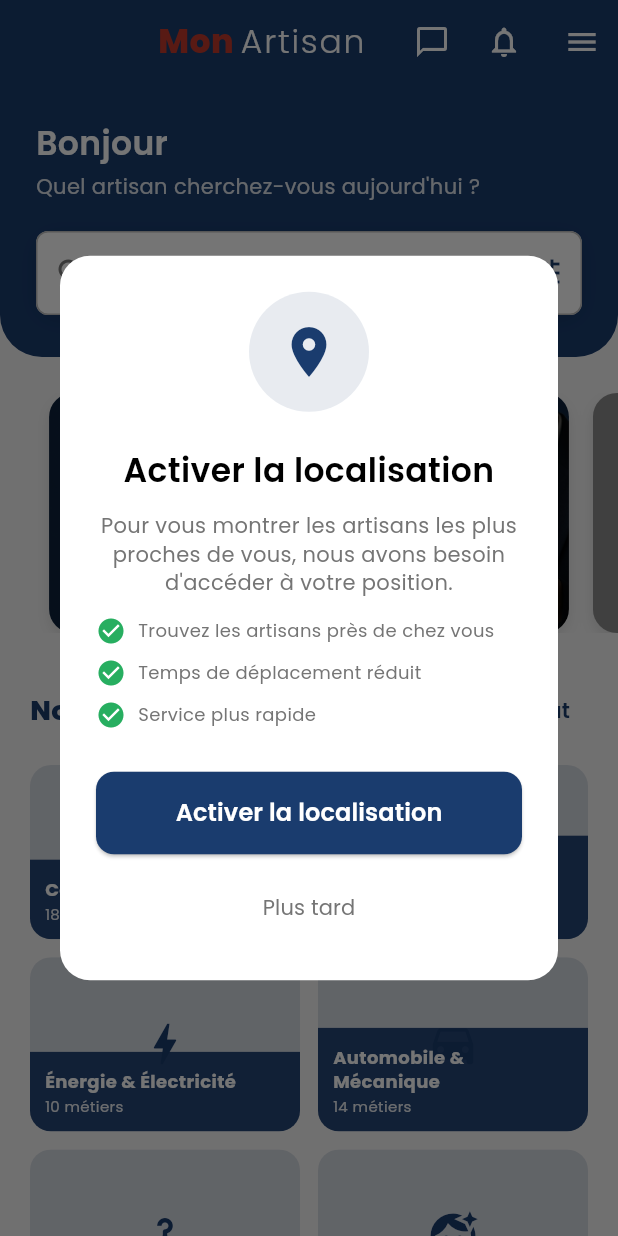
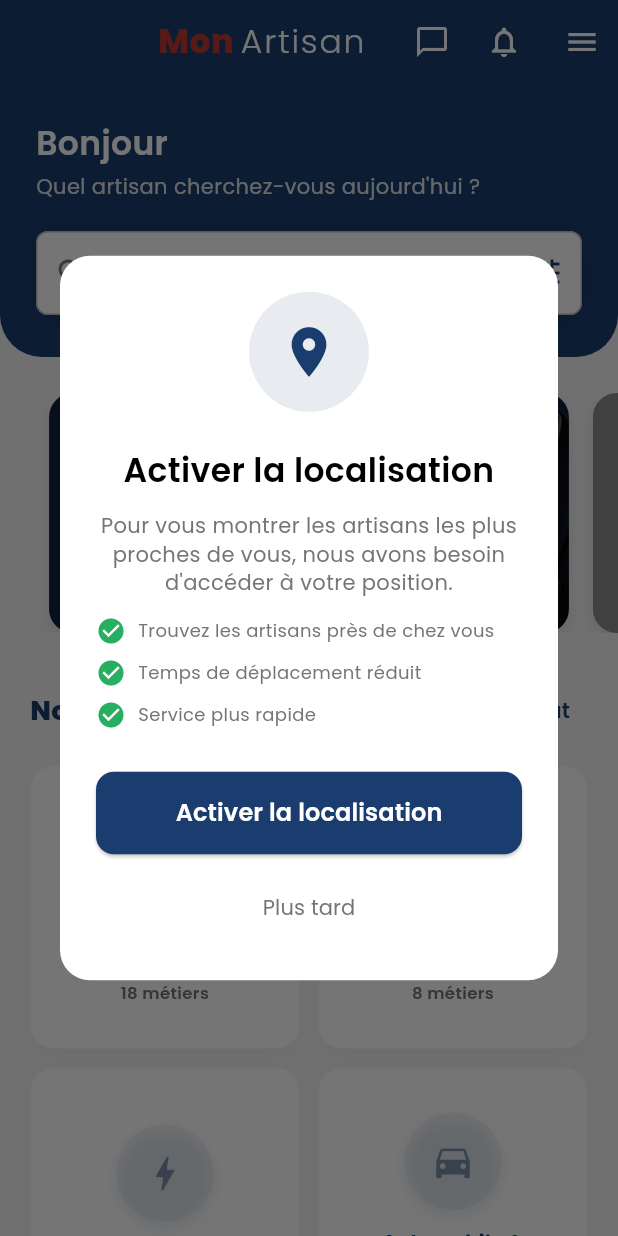
Before and after one commit to jean13-png/mon-artisan, a Flutter app: the HomeClientScreen screen opened by its route, on a phone screen of 412 x 824 dp. Run offline on Flutter 3.47's test engine with Material 3 defaults, Android fonts, the phone set to English and light mode, and no system bars; drawn by our look-alikes of cached_network_image; our stand-ins replace audioplayers, cloud_firestore, firebase_auth, firebase_core, firebase_messaging, firebase_storage and 12 more; missing offline and left inert: cloudinary_public, geoflutterfire_plus, record; accounts and stored records are empty; generated files the repository leaves out were written again; network calls fail.

Commit message:
style: proposition d'un nouveau design premium pour les cartes catégories (sans dégradé)

```diff
--- a/mon_artisan_app/lib/screens/client/home_client_screen.dart
+++ b/mon_artisan_app/lib/screens/client/home_client_screen.dart
@@ -417,7 +417,7 @@ class _HomeClientScreenState extends State<HomeClientScreen> {
                   gridDelegate:
                       const SliverGridDelegateWithFixedCrossAxisCount(
                     crossAxisCount: 2,
-                    childAspectRatio: 1.55,
+                    childAspectRatio: 0.95,
                     crossAxisSpacing: 12,
                     mainAxisSpacing: 12,
                   ),
@@ -695,65 +695,81 @@ class _HomeClientScreenState extends State<HomeClientScreen> {
     );
   }
 
-  // ── Carte catégorie avec image réelle ──────────────────────────────────
+  // ── Carte catégorie avec design Premium ──────────────────────────────────
   Widget _buildCategorieCard(String categorie) {
     final nbMetiers = metiersData[categorie]?.length ?? 0;
     return GestureDetector(
       onTap: () => _searchByCategorie(categorie),
-      child: ClipRRect(
-        borderRadius: BorderRadius.circular(14),
-        child: Stack(
-          fit: StackFit.expand,
+      child: Container(
+        decoration: BoxDecoration(
+          color: AppColors.white,
+          borderRadius: BorderRadius.circular(16),
+          border: Border.all(color: AppColors.greyLight.withOpacity(0.8)),
+          boxShadow: [
+            BoxShadow(
+              color: AppColors.black.withOpacity(0.04),
+              blurRadius: 10,
+              offset: const Offset(0, 4),
+            ),
+          ],
+        ),
+        child: Padding(
+          padding: const EdgeInsets.symmetric(horizontal: 12, vertical: 16),
+          child: Column(
+            mainAxisAlignment: MainAxisAlignment.center,
             children: [
-            // Image de fond
-            CachedNetworkImage(
+              // Photo circulaire
+              Container(
+                width: 65,
+                height: 65,
+                decoration: BoxDecoration(
+                  color: AppColors.primaryBlue.withOpacity(0.05),
+                  shape: BoxShape.circle,
+                  boxShadow: [
+                    BoxShadow(
+                      color: AppColors.primaryBlue.withOpacity(0.1),
+                      blurRadius: 8,
+                      offset: const Offset(0, 4),
+                    ),
+                  ],
+                ),
+                child: ClipOval(
+                  child: CachedNetworkImage(
                     imageUrl: categoryImageUrl(categorie),
                     fit: BoxFit.cover,
-              placeholder: (_, __) => Container(
-                color: AppColors.primaryBlue.withOpacity(0.15),
-                child: Icon(categoryIcon(categorie),
-                    color: AppColors.primaryBlue, size: 36),
-              ),
-              errorWidget: (_, __, ___) => Container(
-                color: AppColors.primaryBlue.withOpacity(0.15),
-                child: Icon(categoryIcon(categorie),
-                    color: AppColors.primaryBlue, size: 36),
+                    placeholder: (_, __) => Icon(categoryIcon(categorie),
+                        color: AppColors.primaryBlue.withOpacity(0.5), size: 30),
+                    errorWidget: (_, __, ___) => Icon(categoryIcon(categorie),
+                        color: AppColors.primaryBlue.withOpacity(0.5), size: 30),
                   ),
                 ),
-            Positioned(
-              left: 0,
-              right: 0,
-              bottom: 0,
-              child: Container(
-                padding: const EdgeInsets.fromLTRB(10, 12, 10, 10),
-                color: AppColors.primaryBlue.withValues(alpha: 0.94),
-                child: Column(
-                  crossAxisAlignment: CrossAxisAlignment.start,
-                  mainAxisSize: MainAxisSize.min,
-                  children: [
+              ),
+              const SizedBox(height: 14),
+              // Texte
               Text(
                 categorie,
                 style: AppTextStyles.bodyMedium.copyWith(
-                        color: AppColors.white,
+                  color: AppColors.primaryBlue,
                   fontWeight: FontWeight.w700,
-                        fontSize: 12,
+                  fontSize: 13,
+                  height: 1.2,
                 ),
+                textAlign: TextAlign.center,
                 maxLines: 2,
                 overflow: TextOverflow.ellipsis,
               ),
-                    const SizedBox(height: 2),
+              const SizedBox(height: 4),
               Text(
                 '$nbMetiers métiers',
                 style: AppTextStyles.bodySmall.copyWith(
-                        color: AppColors.white.withValues(alpha: 0.9),
-                        fontSize: 10,
+                  color: AppColors.greyDark,
+                  fontWeight: FontWeight.w600,
+                  fontSize: 11,
                 ),
+                textAlign: TextAlign.center,
               ),
             ],
           ),
-              ),
-            ),
-          ],
         ),
       ),
     );
```
Lines whose indentation alone changed are shown as unchanged.
